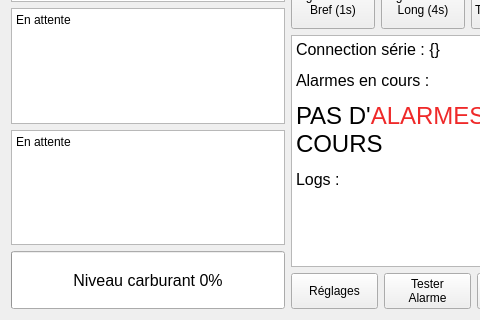
Before: the Qt Designer form BoardOnBoat.ui in j-wiedemann/boardonboat, drawn with Qt 5; both pictures show x 0 to 480 and y 246 to 566 of the 855 by 566 pixel window.
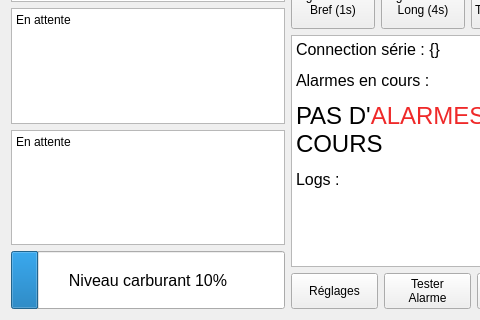
After: the same form once the commit is applied.

Commit message: add correct tremperature

```diff
--- a/BoardOnBoat.ui
+++ b/BoardOnBoat.ui
@@ -119,7 +119,7 @@
         </font>
        </property>
        <property name="value">
-        <number>0</number>
+        <number>10</number>
        </property>
        <property name="format">
         <string>Niveau carburant %p%</string>
```
The commit also changes 2 other files.
